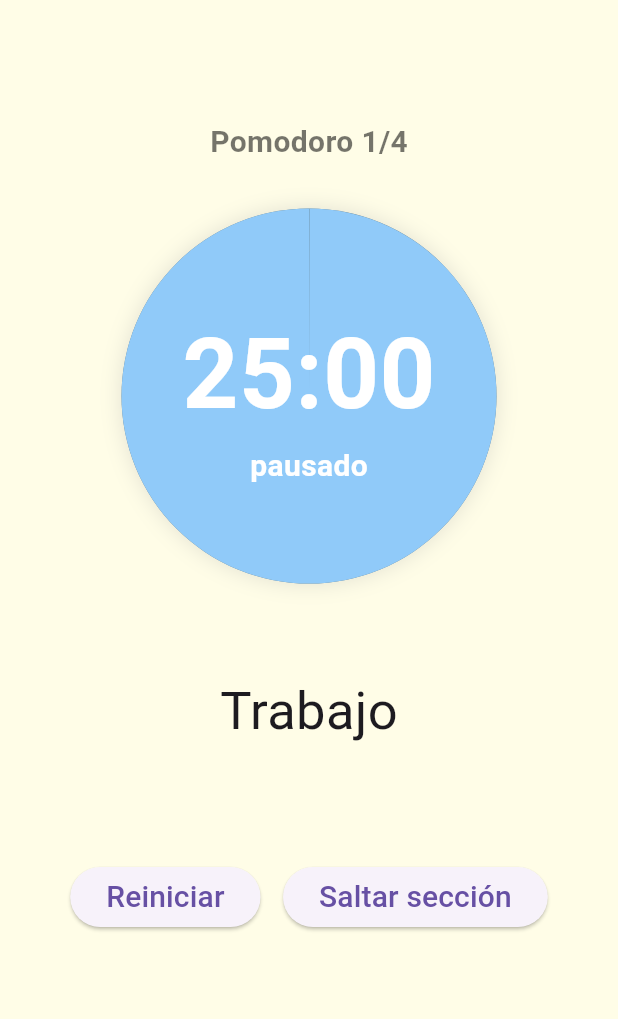
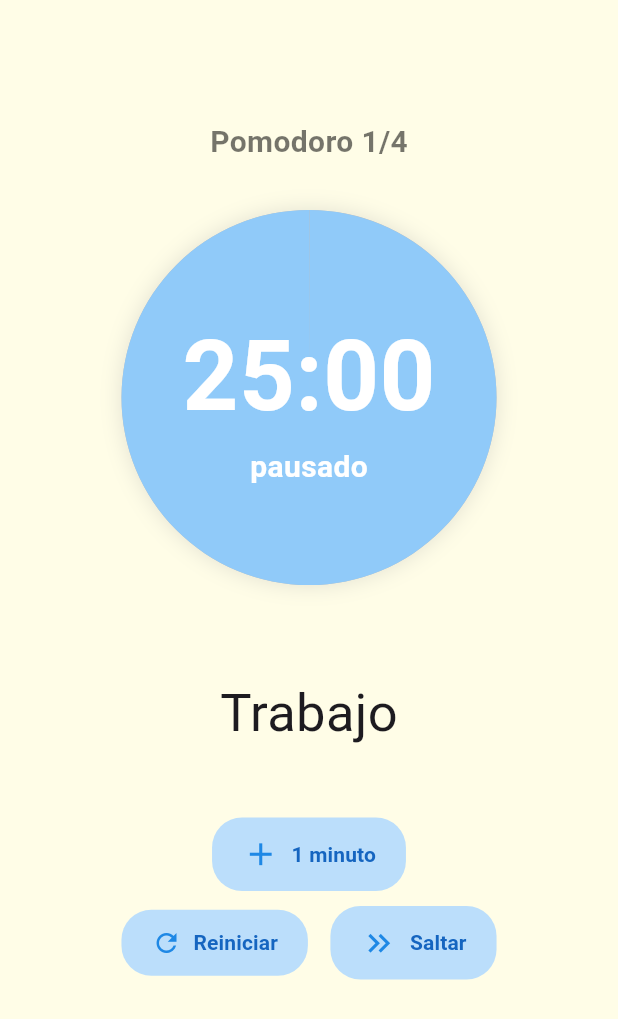
Before and after one commit to ArlopDev/Muy_Simple_Pomodoro, a Flutter app: the screen it shows after launch, on a phone screen of 412 x 824 dp. Shown: the top 1019 px of the screen. Run offline on Flutter 3.47's test engine with Material 3 defaults, Android fonts, the phone set to English and light mode, and no system bars.

Commit message:
Animaciones y mejoras en el diseño, botón aumentar un minuto

```diff
--- a/lib/main.dart
+++ b/lib/main.dart
@@ -18,6 +18,8 @@
   int contadorMinutos = 25;
   int contadorSegundos = 0;
 
+  int minutosMaximos = 0;
+
   String estado = "trabajo";
   String textoEstado = "Trabajo";
 
@@ -30,6 +32,7 @@
   bool pulsado = false;
 
   void reiniciar(){
+    minutosMaximos = 0;
     setState(() {
       pausarTimer();
       estadoContador = false;
@@ -45,6 +48,20 @@
       cambiarEstado();
       elegirEstado();
     });
+  }
+
+  void agregarMinuto(){
+    setState(() {
+      if(minutosMaximos < 5 && estado == "trabajo"){
+        contadorMinutos++;
+        minutosMaximos++;
+      }
+      if(minutosMaximos < 3 && (estado == "descanso_corto" || estado == "descanso_largo")){
+        contadorMinutos++;
+        minutosMaximos++;
+      }
+    });
+    calcularProgreso();
   }
 
   void decrementar(){
@@ -67,11 +84,11 @@
     int tiempoTotal;
     switch (estado){
       case "trabajo":
-        tiempoTotal = pomodoro * 60;break;
+        tiempoTotal = (pomodoro + minutosMaximos) * 60;break;
       case "descanso_corto":
-        tiempoTotal = descansoCorto * 60;break;
+        tiempoTotal = (descansoCorto + minutosMaximos) * 60;break;
       case "descanso_largo":
-        tiempoTotal = descansoLargo * 60;break;
+        tiempoTotal = (descansoLargo + minutosMaximos) * 60;break;
       default:
         tiempoTotal = 1500;
     }
@@ -120,6 +137,7 @@
 
   void cambiarEstado(){
     setState(() {
+      minutosMaximos = 0;
       switch (estado){
         case "trabajo":
         if(contadorTrabajo >= 4){
@@ -143,21 +161,38 @@
       body: Center(
         child: Column(
           children: [
-            SizedBox(height: estadoContador ? 150 : 80,),
-            if(!estadoContador)
-            Text("Pomodoro $contadorTrabajo/4",
+            AnimatedContainer(
+              duration: Duration(milliseconds: 730),
+              curve: Curves.easeInOut,
+              height: estadoContador ? 150 : 80,
+            ),
+            AnimatedOpacity(
+              opacity: estadoContador ? 0.0 : 1.0,
+              duration: Duration(milliseconds: 600),
+              child: AnimatedContainer(
+                duration: Duration(milliseconds: 730),
+                curve: Curves.easeInOut,
+                height: estadoContador ? 0 : 30,
+                child: Text("Pomodoro $contadorTrabajo/4",
                       style: TextStyle(
                         fontSize: 20,
                         fontWeight: FontWeight.bold,
                         color: Colors.black54,
                       ),
                     ),
-            SizedBox(height: 30,),
+              ),
+            ),
+            AnimatedContainer(
+              duration: Duration(milliseconds: 730),
+              curve: Curves.easeInOut,
+              height: 30,
+            ),
             Stack(
               alignment: Alignment.center,
               children: [
                 AnimatedContainer(
                   duration: Duration(milliseconds: 150),
+                  curve: Curves.easeInOut,
                   width: 250,
                   height: 250,
                   decoration: BoxDecoration(
@@ -182,8 +217,17 @@
                   height: 250,
                   color: Colors.transparent,
                   child: Center(
-                    child: Column(
+                    child: AnimatedCrossFade(
+                      firstChild: Text("$contadorMinutos:${contadorSegundos.toString().padLeft(2,"0")}",
+                          style: TextStyle(
+                            fontSize: 65,
+                            fontWeight: FontWeight.bold,
+                            color: Colors.white
+                          ),
+                        ),
+                      secondChild: Column(
                       mainAxisAlignment: MainAxisAlignment.center,
+                      mainAxisSize: MainAxisSize.min,
                       children: [
                         Text("$contadorMinutos:${contadorSegundos.toString().padLeft(2,"0")}",
                           style: TextStyle(
@@ -192,7 +236,6 @@
                             color: Colors.white
                           ),
                         ),
-                        if(!estadoContador)
                         Text("pausado",
                           style: TextStyle(
                             fontSize: 20,
@@ -202,36 +245,101 @@
                         ),
                       ],
                     ),
+                      crossFadeState: estadoContador ? CrossFadeState.showFirst : CrossFadeState.showSecond,
+                      duration: Duration(milliseconds: 600),
+                    ),
+
                   )
                 ),
                 ),
               ],
             ),
-            SizedBox(height: 60,),
+            AnimatedContainer(
+              duration: Duration(milliseconds: 730),
+              curve: Curves.easeInOut,
+              height: 60,
+            ),
             Text(textoEstado,
               style: TextStyle(
                 fontSize: 35,
               ),
             ),
-            if(!estadoContador) ...[
-              SizedBox(height: 75,),
-              Row(
-                mainAxisAlignment: MainAxisAlignment.center,
-                children: [
-                  ElevatedButton(onPressed: reiniciar, child: Text("Reiniciar",
-                    style: TextStyle(
-                      fontSize: 20,
+            AnimatedOpacity(
+              opacity: estadoContador ? 0.0 : 1.0,
+              duration: Duration(milliseconds: 600),
+              child: IgnorePointer(
+                ignoring: estadoContador,
+                child: AnimatedContainer(
+                duration: Duration(milliseconds: 730),
+                curve: Curves.easeInOut,
+                height: estadoContador ? 0 : 160,
+                child: Column(
+                  children: [
+                    SizedBox(height: 45,),
+                    Row(
+                      mainAxisAlignment: MainAxisAlignment.center,
+                      children: [
+                        ElevatedButton.icon(
+                          onPressed: agregarMinuto,
+                          icon: Icon(Icons.add, size: 25,color: Colors.blue[600],),
+                          label: Text("1 minuto",style: TextStyle(fontWeight: FontWeight.bold,),),
+                          style: ElevatedButton.styleFrom(
+                            backgroundColor: Colors.blue[100],
+                            foregroundColor: Colors.blue[800],
+                            elevation: 0,
+                            padding: EdgeInsets.symmetric(horizontal: 20, vertical: 12),
+                            shape: RoundedRectangleBorder(
+                              borderRadius: BorderRadius.circular(20)
+                            )
+                          ),
+                        ),
+                      ],
                     ),
-                  )),
-                  SizedBox(width: 15,),
-                  ElevatedButton(onPressed: saltarSeccion, child: Text("Saltar sección",
-                    style: TextStyle(
-                      fontSize: 20,
+                    AnimatedContainer(
+                      duration: Duration(milliseconds: 730),
+                      curve: Curves.easeInOut,
+                      height: 10,
                     ),
-                  )),
-                ],
+                    Row(
+                      mainAxisAlignment: MainAxisAlignment.center,
+                      children: [
+                        ElevatedButton.icon(
+                          onPressed: reiniciar,
+                          icon: Icon(Icons.refresh, size: 20,color: Colors.blue[600],),
+                          label: Text("Reiniciar",style: TextStyle(fontWeight: FontWeight.bold,),),
+                          style: ElevatedButton.styleFrom(
+                            backgroundColor: Colors.blue[100],
+                            foregroundColor: Colors.blue[800],
+                            elevation: 0,
+                            padding: EdgeInsets.symmetric(horizontal: 20, vertical: 12),
+                            shape: RoundedRectangleBorder(
+                              borderRadius: BorderRadius.circular(20)
+                            )
+                          ),
+                        ),
+                        SizedBox(width: 15,),
+                        ElevatedButton.icon(
+                          onPressed: saltarSeccion,
+                          icon: Icon(Icons.keyboard_double_arrow_right_outlined, size: 25,color: Colors.blue[600],),
+                          label: Text("Saltar",style: TextStyle(fontWeight: FontWeight.bold,),),
+                          style: ElevatedButton.styleFrom(
+                            backgroundColor: Colors.blue[100],
+                            foregroundColor: Colors.blue[800],
+                            elevation: 0,
+                            padding: EdgeInsets.symmetric(horizontal: 20, vertical: 12),
+                            shape: RoundedRectangleBorder(
+                              borderRadius: BorderRadius.circular(20)
+                            )
+                          ),
+                        ),
+                      ],
+                    ),
+                  ],
+                ),
               ),
-            ]
+              )
+
+            ),
           ],
         ),
       ),
@@ -253,7 +361,7 @@
     final radius = size.width / 2;
 
     Paint fondoPaint = Paint()
-      ..color = Colors.blueGrey[500]!
+      ..color = Colors.grey[400]!
       ..style = PaintingStyle.fill;
 
     canvas.drawCircle(center, radius, fondoPaint);
```
